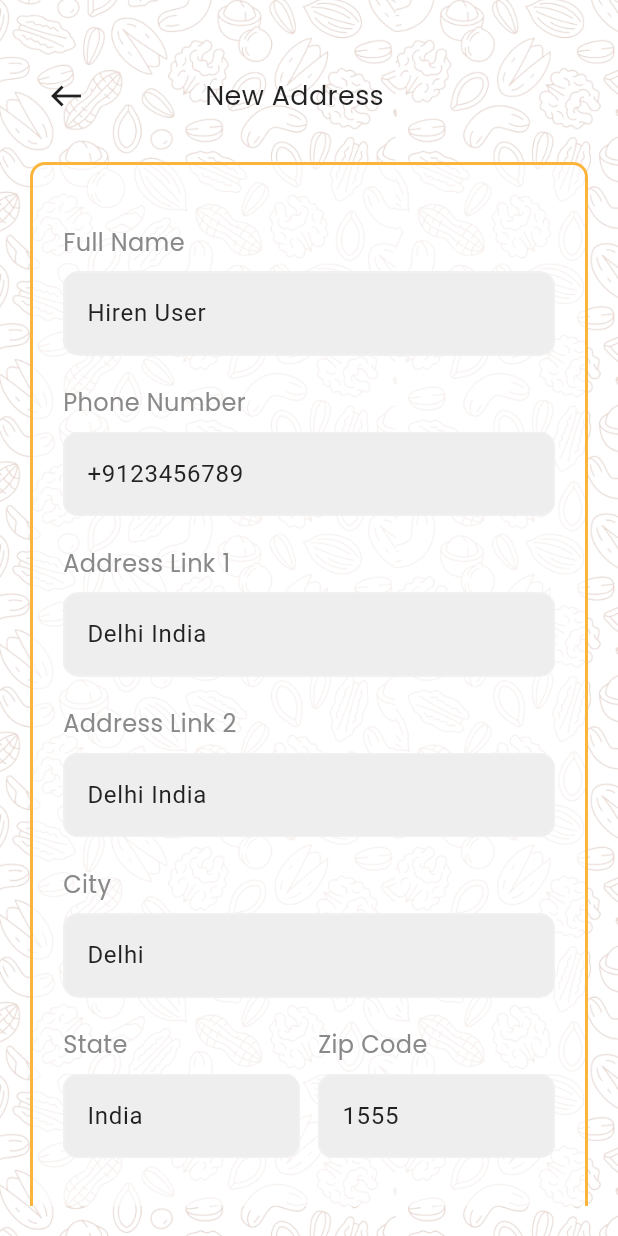
After one commit to ba138/Rajasthan-Dry-Fruits, a Flutter app: the AddAddresScreen screen opened by its route, on a phone screen of 412 x 824 dp. The commit adds this screen. Run offline on Flutter 3.47's test engine with Material 3 defaults, Android fonts, the phone set to English and light mode, and no system bars; our stand-ins replace carousel_slider, google_fonts, percent_indicator; network calls fail.

Commit message:
complete add new address screen

```diff
--- a/lib/utils/routes/routes.dart
+++ b/lib/utils/routes/routes.dart
@@ -14,6 +14,7 @@ import 'package:rjfruits/view/onboardingViews/onboarding_view2.dart';
 import 'package:rjfruits/view/onboardingViews/onboarding_view3.dart';
 import 'package:rjfruits/view/onboardingViews/splash_screen.dart';
 import 'package:rjfruits/view/popularItemsView/popularItems_view.dart';
+import 'package:rjfruits/view/profileView/add_address_view.dart';
 import 'package:rjfruits/view/shopView/shop_view.dart';
 
 class Routes {
@@ -71,6 +72,10 @@ class Routes {
         return MaterialPageRoute(
           builder: (BuildContext context) => const CheckOutScreen(),
         );
+      case RoutesName.addAddress:
+        return MaterialPageRoute(
+          builder: (BuildContext context) => const AddAddresScreen(),
+        );
       default:
         return MaterialPageRoute(builder: (_) {
           return const Scaffold(
--- a/lib/utils/routes/routes_name.dart
+++ b/lib/utils/routes/routes_name.dart
@@ -15,4 +15,5 @@ class RoutesName {
   static const String discountProd = 'discount_prod';
   static const String shopView = 'shop_view';
   static const String checkOut = 'check_out_view';
+  static const String addAddress = 'add_address_view';
 }
--- a/lib/view/checkOut/check_out_view.dart
+++ b/lib/view/checkOut/check_out_view.dart
@@ -1,10 +1,10 @@
-import 'package:flutter/cupertino.dart';
 import 'package:flutter/material.dart';
 import 'package:flutter/widgets.dart';
 import 'package:google_fonts/google_fonts.dart';
 import 'package:rjfruits/res/components/colors.dart';
 import 'package:rjfruits/res/components/rounded_button.dart';
 import 'package:rjfruits/res/components/vertical_spacing.dart';
+import 'package:rjfruits/utils/routes/routes_name.dart';
 import 'package:rjfruits/view/checkOut/widgets/Payment_field.dart';
 import 'package:rjfruits/view/checkOut/widgets/address_container.dart';
 import 'package:rjfruits/view/checkOut/widgets/payment_container.dart';
@@ -83,7 +83,14 @@ class _CheckOutScreenState extends State<CheckOutScreen> {
                         ),
                       ),
                     ),
-                    Text(
+                    GestureDetector(
+                      onTap: () {
+                        Navigator.pushNamed(
+                          context,
+                          RoutesName.addAddress,
+                        );
+                      },
+                      child: Text(
                         "Add New",
                         style: GoogleFonts.getFont(
                           "Poppins",
@@ -91,6 +98,7 @@ class _CheckOutScreenState extends State<CheckOutScreen> {
                             fontSize: 14,
                             fontWeight: FontWeight.w400,
                             color: AppColor.primaryColor,
+                          ),
                         ),
                       ),
                     ),
--- a/lib/view/checkOut/widgets/payment_field.dart
+++ b/lib/view/checkOut/widgets/payment_field.dart
@@ -32,6 +32,7 @@ class _PaymentFieldState extends State<PaymentField> {
   Widget build(BuildContext context) {
     return Container(
       margin: const EdgeInsets.symmetric(vertical: 10),
+      decoration: BoxDecoration(borderRadius: BorderRadius.circular(10)),
       child: Column(
         crossAxisAlignment: CrossAxisAlignment.start,
         children: [
@@ -48,7 +49,10 @@ class _PaymentFieldState extends State<PaymentField> {
           ),
           const SizedBox(height: 8),
           Container(
-            color: const Color(0xffEEEEEE),
+            decoration: BoxDecoration(
+              borderRadius: BorderRadius.circular(10),
+              color: const Color(0xffEEEEEE),
+            ),
             child: TextFormField(
               keyboardType: widget.keyboardType,
               obscureText: (widget.obscureText && hidden),
@@ -81,11 +85,11 @@ class _PaymentFieldState extends State<PaymentField> {
                 fillColor: const Color(0xffEEEEEE),
                 enabledBorder: const OutlineInputBorder(
                   borderSide: BorderSide(color: Color(0xfff1f1f1)),
-                  borderRadius: BorderRadius.zero,
+                  borderRadius: BorderRadius.all(Radius.circular(10)),
                 ),
                 focusedBorder: const OutlineInputBorder(
                   borderSide: BorderSide(color: Color(0xfff1f1f1)),
-                  borderRadius: BorderRadius.zero,
+                  borderRadius: BorderRadius.all(Radius.circular(10)),
                 ),
               ),
               validator: widget.validator,
--- /dev/null
+++ b/lib/view/profileView/add_address_view.dart
@@ -0,0 +1,171 @@
+import 'package:flutter/cupertino.dart';
+import 'package:flutter/material.dart';
+import 'package:flutter/widgets.dart';
+import 'package:google_fonts/google_fonts.dart';
+import 'package:rjfruits/res/components/colors.dart';
+import 'package:rjfruits/res/components/rounded_button.dart';
+import 'package:rjfruits/res/components/vertical_spacing.dart';
+import 'package:rjfruits/view/checkOut/widgets/Payment_field.dart';
+
+class AddAddresScreen extends StatelessWidget {
+  const AddAddresScreen({super.key});
+
+  @override
+  Widget build(BuildContext context) {
+    return Scaffold(
+      body: Container(
+        height: MediaQuery.of(context).size.height,
+        width: MediaQuery.of(context).size.width,
+        decoration: const BoxDecoration(
+          color: AppColor.whiteColor,
+          image: DecorationImage(
+              image: AssetImage("images/bgimg.png"), fit: BoxFit.cover),
+        ),
+        child: Padding(
+          padding: const EdgeInsets.all(20.0),
+          child: SingleChildScrollView(
+            child: Column(
+              children: [
+                const VerticalSpeacing(20),
+                Row(
+                  children: [
+                    IconButton(
+                      onPressed: () {
+                        Navigator.pop(context);
+                      },
+                      icon: const Icon(
+                        Icons.west,
+                        color: AppColor.textColor1,
+                      ),
+                    ),
+                    SizedBox(
+                      width: MediaQuery.of(context).size.width / 6,
+                    ),
+                    Text(
+                      "New Address",
+                      style: GoogleFonts.getFont(
+                        "Poppins",
+                        textStyle: const TextStyle(
+                          fontSize: 18,
+                          fontWeight: FontWeight.w400,
+                          color: AppColor.textColor1,
+                        ),
+                      ),
+                    ),
+                  ],
+                ),
+                const VerticalSpeacing(20),
+                Container(
+                  width: MediaQuery.of(context).size.width,
+                  decoration: BoxDecoration(
+                    borderRadius: BorderRadius.circular(10),
+                    border: Border.all(color: AppColor.primaryColor, width: 2),
+                    color: const Color.fromRGBO(
+                        255, 255, 255, 0.2), // Background color with opacity
+                    boxShadow: [
+                      BoxShadow(
+                        color: Colors.white.withOpacity(0.5), // Shadow color
+                        blurRadius: 2, // Blur radius
+                        spreadRadius: 0, // Spread radius
+                        offset: const Offset(0, 0), // Offset
+                      ),
+                    ],
+                  ),
+                  child: Padding(
+                    padding: const EdgeInsets.only(
+                      left: 20.0,
+                      right: 20,
+                    ),
+                    child: Column(
+                      children: [
+                        const VerticalSpeacing(30),
+                        const PaymentField(
+                          maxLines: 2,
+                          text: "Full Name",
+                          hintText: "Hiren User",
+                        ),
+                        const PaymentField(
+                          maxLines: 2,
+                          text: "Phone Number",
+                          hintText: "+9123456789",
+                        ),
+                        const PaymentField(
+                          maxLines: 2,
+                          text: "Address Link 1",
+                          hintText: "Delhi India",
+                        ),
+                        const PaymentField(
+                          maxLines: 2,
+                          text: "Address Link 2",
+                          hintText: "Delhi India",
+                        ),
+                        const PaymentField(
+                          maxLines: 2,
+                          text: "City",
+                          hintText: "Delhi",
+                        ),
+                        const Row(
+                          children: [
+                            Expanded(
+                              child: PaymentField(
+                                maxLines: 2,
+                                text: "State",
+                                hintText: "India",
+                              ),
+                            ),
+                            SizedBox(
+                              width: 12,
+                            ),
+                            Expanded(
+                              child: PaymentField(
+                                maxLines: 2,
+                                text: "Zip Code",
+                                hintText: "1555",
+                              ),
+                            ),
+                          ],
+                        ),
+                        const VerticalSpeacing(30),
+                        Row(
+                          children: [
+                            Container(
+                              height: 16,
+                              width: 16,
+                              decoration: BoxDecoration(
+                                shape: BoxShape.circle,
+                                border: Border.all(
+                                  color: AppColor.primaryColor,
+                                ),
+                              ),
+                            ),
+                            const SizedBox(
+                              width: 12,
+                            ),
+                            Text(
+                              "Make Default Default Shipping Address",
+                              style: GoogleFonts.getFont(
+                                "Poppins",
+                                textStyle: const TextStyle(
+                                  fontSize: 12,
+                                  fontWeight: FontWeight.w400,
+                                  color: AppColor.textColor1,
+                                ),
+                              ),
+                            ),
+                          ],
+                        ),
+                        const VerticalSpeacing(38),
+                        RoundedButton(title: "Save Address", onpress: () {}),
+                        const VerticalSpeacing(38),
+                      ],
+                    ),
+                  ),
+                ),
+              ],
+            ),
+          ),
+        ),
+      ),
+    );
+  }
+}
```
Lines whose indentation alone changed are shown as unchanged.
